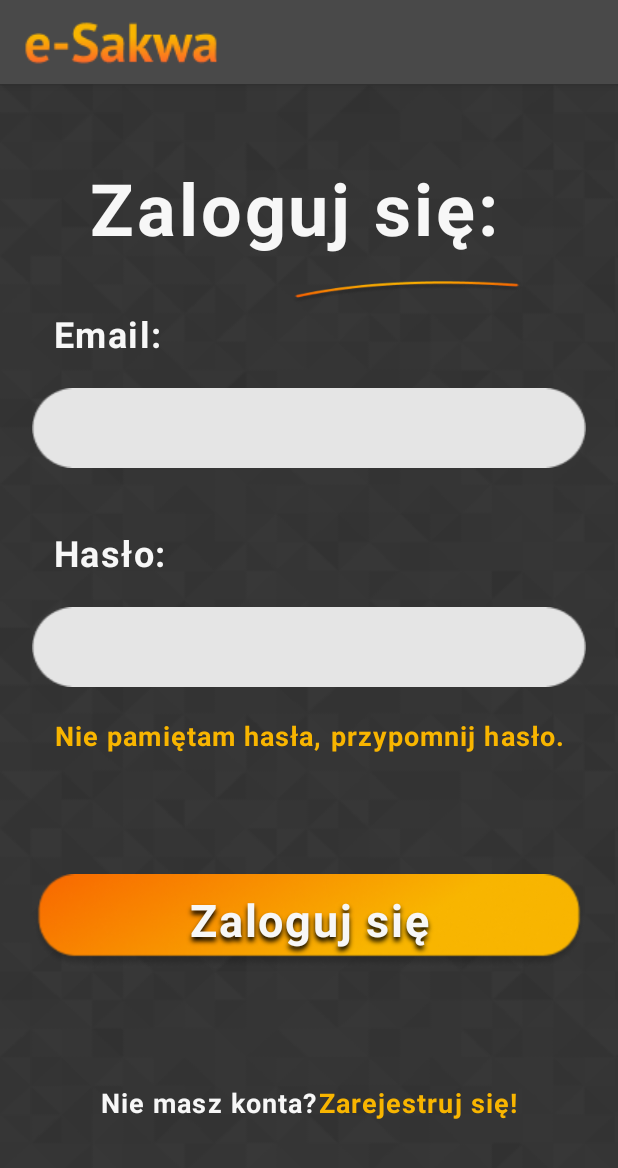
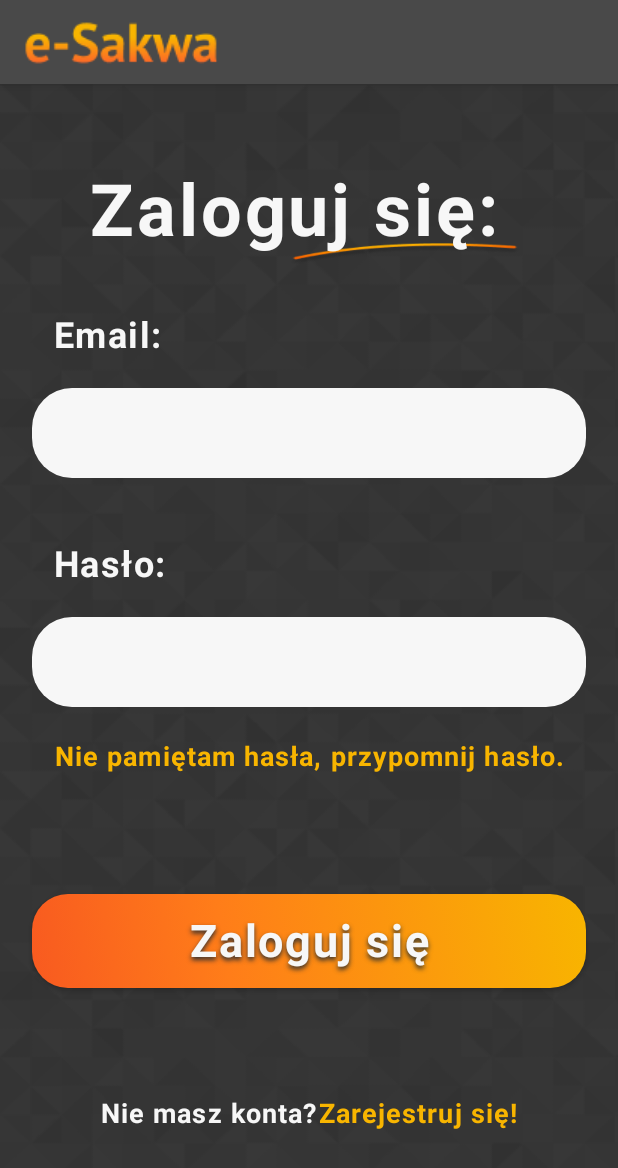
Before and after one commit to kingachwaleba/expense-management-system, an Android app: the screen it shows after launch (MainActivity), on a phone screen of 412 x 824 dp. Shown: the top 1168 px of the screen. Run offline under Robolectric (Android 15) with nearby library versions, the phone set to English and light mode, and no system bars.

Commit message:
Change appearance od layouts components

```diff
--- a/mobile/app/src/main/AndroidManifest.xml
+++ b/mobile/app/src/main/AndroidManifest.xml
@@ -6,9 +6,8 @@
 
     <application
         android:allowBackup="true"
-        android:icon="@mipmap/ic_launcher"
-        android:label=""
-        android:roundIcon="@mipmap/ic_launcher_round"
+        android:icon="@drawable/logo"
+        android:label="eSakwa"
         android:supportsRtl="true"
         android:networkSecurityConfig="@xml/network_security_config"
         android:theme="@style/Theme.Mobile">
--- a/mobile/app/src/main/java/com/example/mobile/MainActivity.java
+++ b/mobile/app/src/main/java/com/example/mobile/MainActivity.java
@@ -15,6 +15,7 @@ public class MainActivity extends AppCompatActivity {
         getSupportActionBar().setDisplayShowHomeEnabled(true);
         getSupportActionBar().setLogo(R.drawable.pagename);
         getSupportActionBar().setDisplayUseLogoEnabled(true);
+        getSupportActionBar().setDisplayShowTitleEnabled(false);
 
         FragmentManager fragmentManager = getSupportFragmentManager();
         fragmentManager.beginTransaction()
--- a/mobile/app/src/main/java/com/example/mobile/RegistrationActivity.java
+++ b/mobile/app/src/main/java/com/example/mobile/RegistrationActivity.java
@@ -22,6 +22,12 @@ public class RegistrationActivity extends AppCompatActivity {
     protected void onCreate(Bundle savedInstanceState) {
         super.onCreate(savedInstanceState);
         setContentView(R.layout.registration_activity);
+
+        getSupportActionBar().setDisplayShowHomeEnabled(true);
+        getSupportActionBar().setLogo(R.drawable.pagename);
+        getSupportActionBar().setDisplayUseLogoEnabled(true);
+        getSupportActionBar().setDisplayShowTitleEnabled(false);
+
         Button sign_up = findViewById(R.id.register_button);
         login = findViewById(R.id.login_edit);
         email = findViewById(R.id.email_edit);
--- /dev/null
+++ b/mobile/app/src/main/res/drawable/button.xml
@@ -0,0 +1,11 @@
+<?xml version="1.0" encoding="utf-8"?>
+<selector xmlns:android="http://schemas.android.com/apk/res/android"
+    android:dither="true">
+
+    <item
+        android:state_pressed="true"
+        android:drawable="@drawable/button_pressed" />
+    <item
+        android:drawable="@drawable/button_normal"/>
+
+</selector>
--- /dev/null
+++ b/mobile/app/src/main/res/drawable/button_normal.xml
@@ -0,0 +1,24 @@
+<?xml version="1.0" encoding="utf-8"?>
+<shape xmlns:android="http://schemas.android.com/apk/res/android" android:shape="rectangle" >
+    <corners
+        android:radius="24dp"
+        />
+    <gradient
+        android:angle="45"
+        android:centerX="35%"
+        android:centerColor="@color/orange"
+        android:startColor="@color/dark_orange"
+        android:endColor="@color/yellow"
+        android:type="linear"
+        />
+    <padding
+        android:left="0dp"
+        android:top="0dp"
+        android:right="0dp"
+        android:bottom="0dp"
+        />
+    <size
+        android:width="270dp"
+        android:height="60dp"
+        />
+</shape>
--- /dev/null
+++ b/mobile/app/src/main/res/drawable/button_pressed.xml
@@ -0,0 +1,29 @@
+<?xml version="1.0" encoding="utf-8"?>
+<shape xmlns:android="http://schemas.android.com/apk/res/android" android:shape="rectangle" >
+    <corners
+        android:radius="24dp"
+        />
+    <gradient
+        android:angle="45"
+        android:centerX="35%"
+        android:centerColor="@color/orange"
+        android:startColor="@color/yellow"
+        android:endColor="@color/dark_orange"
+        android:type="linear"
+        />
+    <padding
+        android:left="0dp"
+        android:top="0dp"
+        android:right="0dp"
+        android:bottom="0dp"
+        />
+    <size
+        android:width="270dp"
+        android:height="60dp"
+        />
+    <stroke
+        android:width="1dp"
+        android:color="#484848"
+        />
+
+</shape>
--- /dev/null
+++ b/mobile/app/src/main/res/drawable/edittext.xml
@@ -0,0 +1,19 @@
+<?xml version="1.0" encoding="utf-8"?>
+<shape xmlns:android="http://schemas.android.com/apk/res/android" android:shape="rectangle" >
+    <corners
+        android:radius="26.5dp"
+        />
+    <solid
+        android:color="#F7F7F7"
+        />
+    <padding
+        android:left="0dp"
+        android:top="0dp"
+        android:right="0dp"
+        android:bottom="0dp"
+        />
+    <size
+        android:width="270dp"
+        android:height="60dp"
+        />
+</shape>
--- /dev/null
+++ b/mobile/app/src/main/res/drawable/text_button.xml
@@ -0,0 +1,6 @@
+<?xml version="1.0" encoding="utf-8"?>
+<selector xmlns:android="http://schemas.android.com/apk/res/android">
+    <item android:state_pressed="true"
+        android:color="@color/orange"/>
+    <item android:color="@color/yellow"/>
+</selector>
--- a/mobile/app/src/main/res/layout/fragment_login.xml
+++ b/mobile/app/src/main/res/layout/fragment_login.xml
@@ -4,18 +4,19 @@
     xmlns:app="http://schemas.android.com/apk/res-auto"
     xmlns:tools="http://schemas.android.com/tools"
     android:layout_width="match_parent"
-    android:layout_height="match_parent">
+    android:layout_height="match_parent"
+    android:background="@drawable/background">
 
     <View
         android:id="@+id/vector"
         android:layout_width="156dp"
         android:layout_height="15dp"
-        android:layout_marginTop="131dp"
+        android:layout_marginTop="56dp"
         android:background="@drawable/vector_1"
         app:layout_constraintEnd_toEndOf="parent"
-        app:layout_constraintHorizontal_bias="0.756"
+        app:layout_constraintHorizontal_bias="0.749"
         app:layout_constraintStart_toStartOf="parent"
-        app:layout_constraintTop_toTopOf="parent" />
+        app:layout_constraintTop_toTopOf="@+id/log_label" />
 
     <TextView
         android:id="@+id/log_label"
@@ -99,7 +100,8 @@
         android:text="@string/forget_pass_baner_text"
         android:textAppearance="@style/label"
         android:textSize="18sp"
-        android:textColor="@color/yellow"
+        android:textColor="@drawable/text_button"
+        android:clickable="true"
         app:layout_constraintEnd_toEndOf="parent"
         app:layout_constraintStart_toStartOf="parent"
         app:layout_constraintTop_toBottomOf="@+id/password_edit" />
@@ -113,9 +115,9 @@
         android:layout_marginEnd="21dp"
         android:paddingBottom="6dp"
         android:text="@string/log_button"
+        app:backgroundTint="@null"
+        android:textColor="@color/light_gray"
         android:textAppearance="@style/button_style"
-        android:textColor="@color/light_gray"
-        app:backgroundTint="@null"
         android:background="@drawable/button"
         app:layout_constraintEnd_toEndOf="parent"
         app:layout_constraintHorizontal_bias="1.0"
@@ -143,7 +145,8 @@
         android:layout_marginEnd="65dp"
         android:text="@string/sign_up_text"
         android:textAppearance="@style/label"
-        android:textColor="@color/yellow"
+        android:textColor="@drawable/text_button"
+        android:clickable="true"
         android:textSize="18sp"
         app:layout_constraintBottom_toBottomOf="parent"
         app:layout_constraintEnd_toEndOf="parent"
--- a/mobile/app/src/main/res/values/colors.xml
+++ b/mobile/app/src/main/res/values/colors.xml
@@ -5,5 +5,7 @@
     <color name="dark_gray">#444444</color>
     <color name="gray">#606060</color>
     <color name="gray_2">#494949</color>
-    <color name="shadow">#000000</color>
+    <color name="shadow">#303030</color>
+    <color name="orange">#FF7D19</color>
+    <color name="dark_orange">#F85A20</color>
 </resources>
--- a/mobile/app/src/main/res/values/styles.xml
+++ b/mobile/app/src/main/res/values/styles.xml
@@ -20,9 +20,9 @@
         <item name="android:textSize">30sp</item>
         <item name="android:shadowColor">@color/shadow</item>
         <item name="android:shadowDx">0</item>
-        <item name="android:shadowDy">4</item>
+        <item name="android:shadowDy">3</item>
         <item name="android:shadowRadius">4</item>
-        <item name="background">@drawable/button</item>
+        <item name="background">@drawable/button_normal</item>
         <item name="backgroundTint">@null</item>
     </style>
 
```
Also changed, not shown: mobile/app/src/main/res/layout/registration_activity.xml (+11 -43 lines), mobile/app/src/main/res/drawable/button.png (deleted), mobile/app/src/main/res/drawable/edittext.png (deleted).
